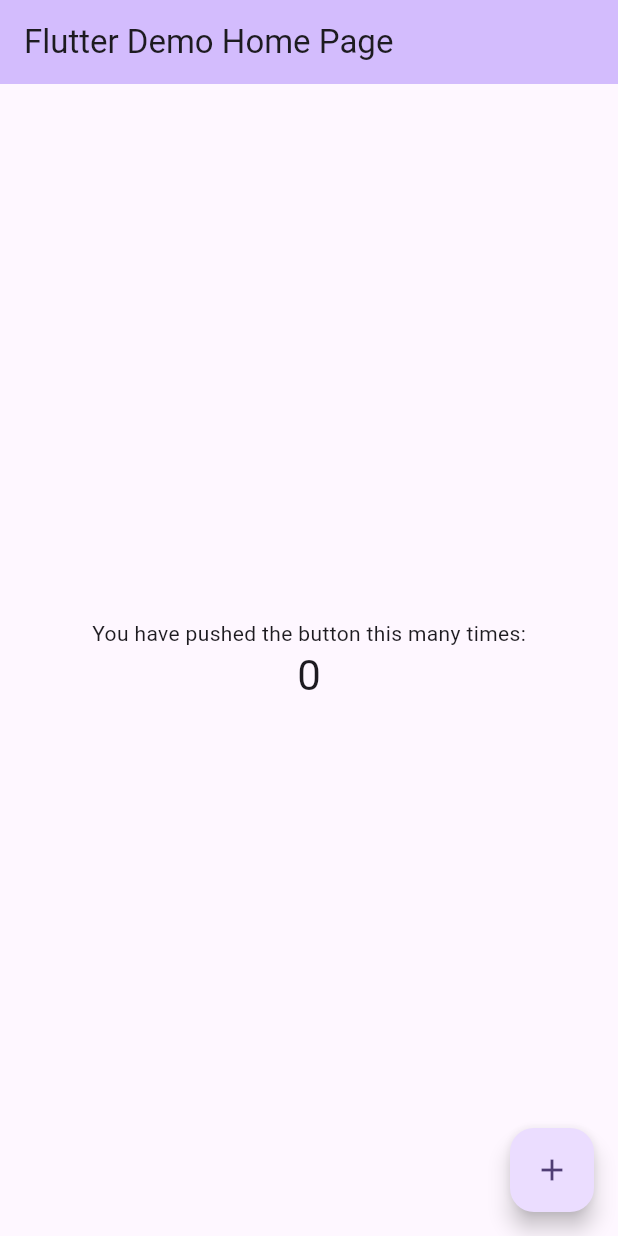
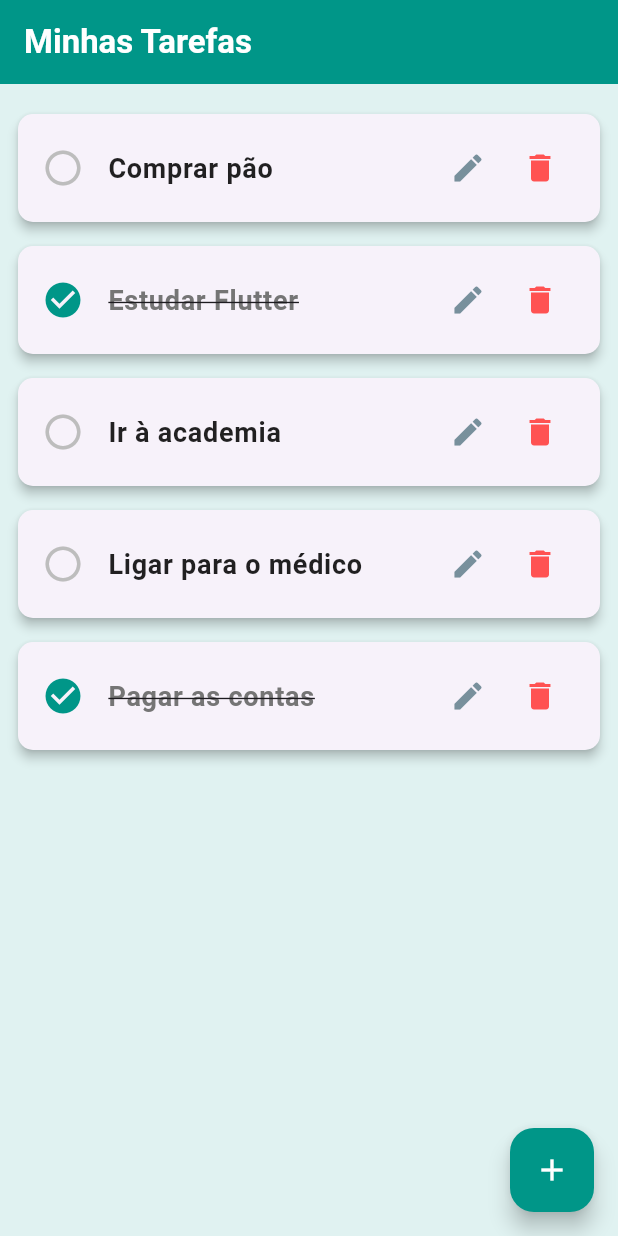
Before and after one commit to MatheusSantos15/ProjetoTriade, a Flutter app: the screen it shows after launch, on a phone screen of 412 x 824 dp. Run offline on Flutter 3.47's test engine with Material 3 defaults, Android fonts, the phone set to English and light mode, and no system bars.

Commit message:
Criação da Tela de Task_List, e debug no Emulador android

```diff
--- a/lib/main.dart
+++ b/lib/main.dart
@@ -1,4 +1,7 @@
+// lib/main.dart
+
 import 'package:flutter/material.dart';
+import 'screens/task_list_screen.dart';
 
 void main() {
   runApp(const MyApp());
@@ -7,116 +10,14 @@ void main() {
 class MyApp extends StatelessWidget {
   const MyApp({super.key});
 
-  // This widget is the root of your application.
   @override
   Widget build(BuildContext context) {
     return MaterialApp(
-      title: 'Flutter Demo',
+      title: 'To-Do List',
       theme: ThemeData(
-        // This is the theme of your application.
-        //
-        // TRY THIS: Try running your application with "flutter run". You'll see
-        // the application has a purple toolbar. Then, without quitting the app,
-        // try changing the seedColor in the colorScheme below to Colors.green
-        // and then invoke "hot reload" (save your changes or press the "hot
-        // reload" button in a Flutter-supported IDE, or press "r" if you used
-        // the command line to start the app).
-        //
-        // Notice that the counter didn't reset back to zero; the application
-        // state is not lost during the reload. To reset the state, use hot
-        // restart instead.
-        //
-        // This works for code too, not just values: Most code changes can be
-        // tested with just a hot reload.
-        colorScheme: ColorScheme.fromSeed(seedColor: Colors.deepPurple),
+        primarySwatch: Colors.blue,
       ),
-      home: const MyHomePage(title: 'Flutter Demo Home Page'),
+      home: const TaskListScreen(),
     );
   }
 }
-
-class MyHomePage extends StatefulWidget {
-  const MyHomePage({super.key, required this.title});
-
-  // This widget is the home page of your application. It is stateful, meaning
-  // that it has a State object (defined below) that contains fields that affect
-  // how it looks.
-
-  // This class is the configuration for the state. It holds the values (in this
-  // case the title) provided by the parent (in this case the App widget) and
-  // used by the build method of the State. Fields in a Widget subclass are
-  // always marked "final".
-
-  final String title;
-
-  @override
-  State<MyHomePage> createState() => _MyHomePageState();
-}
-
-class _MyHomePageState extends State<MyHomePage> {
-  int _counter = 0;
-
-  void _incrementCounter() {
-    setState(() {
-      // This call to setState tells the Flutter framework that something has
-      // changed in this State, which causes it to rerun the build method below
-      // so that the display can reflect the updated values. If we changed
-      // _counter without calling setState(), then the build method would not be
-      // called again, and so nothing would appear to happen.
-      _counter++;
-    });
-  }
-
-  @override
-  Widget build(BuildContext context) {
-    // This method is rerun every time setState is called, for instance as done
-    // by the _incrementCounter method above.
-    //
-    // The Flutter framework has been optimized to make rerunning build methods
-    // fast, so that you can just rebuild anything that needs updating rather
-    // than having to individually change instances of widgets.
-    return Scaffold(
-      appBar: AppBar(
-        // TRY THIS: Try changing the color here to a specific color (to
-        // Colors.amber, perhaps?) and trigger a hot reload to see the AppBar
-        // change color while the other colors stay the same.
-        backgroundColor: Theme.of(context).colorScheme.inversePrimary,
-        // Here we take the value from the MyHomePage object that was created by
-        // the App.build method, and use it to set our appbar title.
-        title: Text(widget.title),
-      ),
-      body: Center(
-        // Center is a layout widget. It takes a single child and positions it
-        // in the middle of the parent.
-        child: Column(
-          // Column is also a layout widget. It takes a list of children and
-          // arranges them vertically. By default, it sizes itself to fit its
-          // children horizontally, and tries to be as tall as its parent.
-          //
-          // Column has various properties to control how it sizes itself and
-          // how it positions its children. Here we use mainAxisAlignment to
-          // center the children vertically; the main axis here is the vertical
-          // axis because Columns are vertical (the cross axis would be
-          // horizontal).
-          //
-          // TRY THIS: Invoke "debug painting" (choose the "Toggle Debug Paint"
-          // action in the IDE, or press "p" in the console), to see the
-          // wireframe for each widget.
-          mainAxisAlignment: MainAxisAlignment.center,
-          children: <Widget>[
-            const Text('You have pushed the button this many times:'),
-            Text(
-              '$_counter',
-              style: Theme.of(context).textTheme.headlineMedium,
-            ),
-          ],
-        ),
-      ),
-      floatingActionButton: FloatingActionButton(
-        onPressed: _incrementCounter,
-        tooltip: 'Increment',
-        child: const Icon(Icons.add),
-      ), // This trailing comma makes auto-formatting nicer for build methods.
-    );
-  }
-}
--- /dev/null
+++ b/lib/screens/task_list_screen.dart
@@ -0,0 +1,106 @@
+import 'package:flutter/material.dart';
+
+class TaskListScreen extends StatelessWidget {
+  const TaskListScreen({Key? key}) : super(key: key);
+
+  @override
+  Widget build(BuildContext context) {
+    // Lista de exemplo (por enquanto fixa, depois vamos trazer da API)
+    // Para fins de demonstração visual, adicionei um booleano para simular o "concluído"
+    final List<Map<String, dynamic>> tasks = [
+      {'name': 'Comprar pão', 'isCompleted': false},
+      {'name': 'Estudar Flutter', 'isCompleted': true}, // Exemplo de tarefa concluída
+      {'name': 'Ir à academia', 'isCompleted': false},
+      {'name': 'Ligar para o médico', 'isCompleted': false},
+      {'name': 'Pagar as contas', 'isCompleted': true},
+    ];
+
+    return Scaffold(
+      appBar: AppBar(
+        title: const Text(
+          'Minhas Tarefas',
+          style: TextStyle(
+            fontWeight: FontWeight.bold, // Deixa o título mais forte
+            color: Colors.white, // Cor do texto do título
+          ),
+        ),
+        backgroundColor: Colors.teal, // Uma cor que remete a produtividade
+        elevation: 0, // Remove a sombra da AppBar
+      ),
+      body: Container(
+        color: Colors.teal[50], // Um fundo claro para a lista, combinando com a AppBar
+        child: ListView.builder(
+          padding: const EdgeInsets.all(12.0), // Padding geral na lista
+          itemCount: tasks.length,
+          itemBuilder: (context, index) {
+            final task = tasks[index];
+            final String taskName = task['name'];
+            final bool isCompleted = task['isCompleted'];
+
+            return Card(
+              margin: const EdgeInsets.symmetric(vertical: 8.0), // Espaçamento entre os cards
+              elevation: 3, // Uma leve sombra para destacar o card
+              shape: RoundedRectangleBorder(
+                borderRadius: BorderRadius.circular(10), // Bordas arredondadas
+              ),
+              child: ListTile(
+                contentPadding: const EdgeInsets.symmetric(horizontal: 16.0, vertical: 8.0),
+                leading: GestureDetector(
+                  onTap: () {
+                    // Lógica para marcar/desmarcar tarefa (você vai implementar isso com setState no seu StatefullWidget futuro)
+                    print('Tarefa "${taskName}" clicada para mudar status!');
+                  },
+                  child: Icon(
+                    isCompleted ? Icons.check_circle : Icons.circle_outlined, // Ícone de concluído/pendente
+                    color: isCompleted ? Colors.teal : Colors.grey[400], // Cor do ícone
+                    size: 28,
+                  ),
+                ),
+                title: Text(
+                  taskName,
+                  style: TextStyle(
+                    fontSize: 18,
+                    fontWeight: FontWeight.w600, // Um pouco mais de peso na fonte
+                    decoration: isCompleted ? TextDecoration.lineThrough : TextDecoration.none, // Risca o texto se concluído
+                    color: isCompleted ? Colors.grey[600] : Colors.black87, // Cor mais suave se concluído
+                  ),
+                ),
+                trailing: Row(
+                  mainAxisSize: MainAxisSize.min, // Para que a Row ocupe o mínimo de espaço
+                  children: [
+                    IconButton(
+                      icon: Icon(Icons.edit, color: Colors.blueGrey[400]), // Ícone de editar
+                      onPressed: () {
+                        // Lógica para editar a tarefa
+                        print('Editar tarefa: ${taskName}');
+                      },
+                    ),
+                    IconButton(
+                      icon: const Icon(Icons.delete, color: Colors.redAccent), // Ícone de lixeira em vermelho
+                      onPressed: () {
+                        // Aqui você vai colocar a lógica para deletar a tarefa
+                        print('Deletar tarefa: ${taskName}');
+                      },
+                    ),
+                  ],
+                ),
+                onTap: () {
+                  // Você pode adicionar uma ação ao tocar no item inteiro, como ver detalhes
+                  print('Item da lista clicado: ${taskName}');
+                },
+              ),
+            );
+          },
+        ),
+      ),
+      floatingActionButton: FloatingActionButton(
+        onPressed: () {
+          // Aqui você vai colocar a navegação para a tela de adicionar tarefa
+          print('Botão de adicionar clicado!');
+        },
+        backgroundColor: Colors.teal, // Cor do FAB combinando
+        child: const Icon(Icons.add, color: Colors.white),
+      ),
+    );
+  }
+}
```
Also changed, not shown: pubspec.yaml (+8 -67 lines), pubspec.lock.
